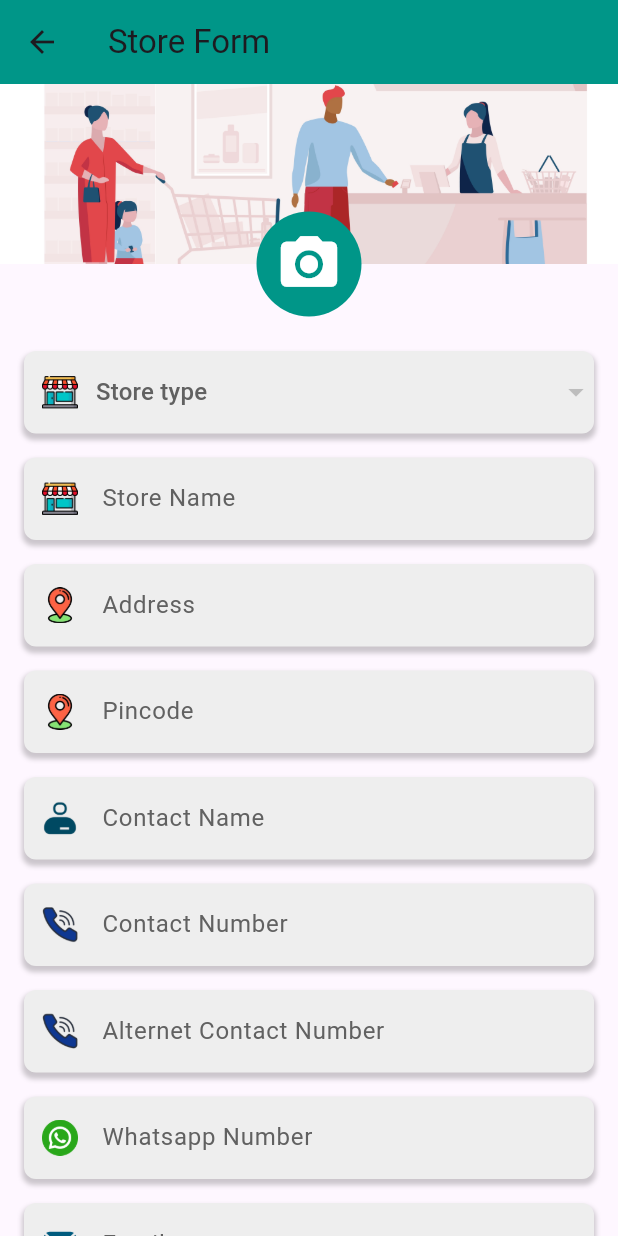
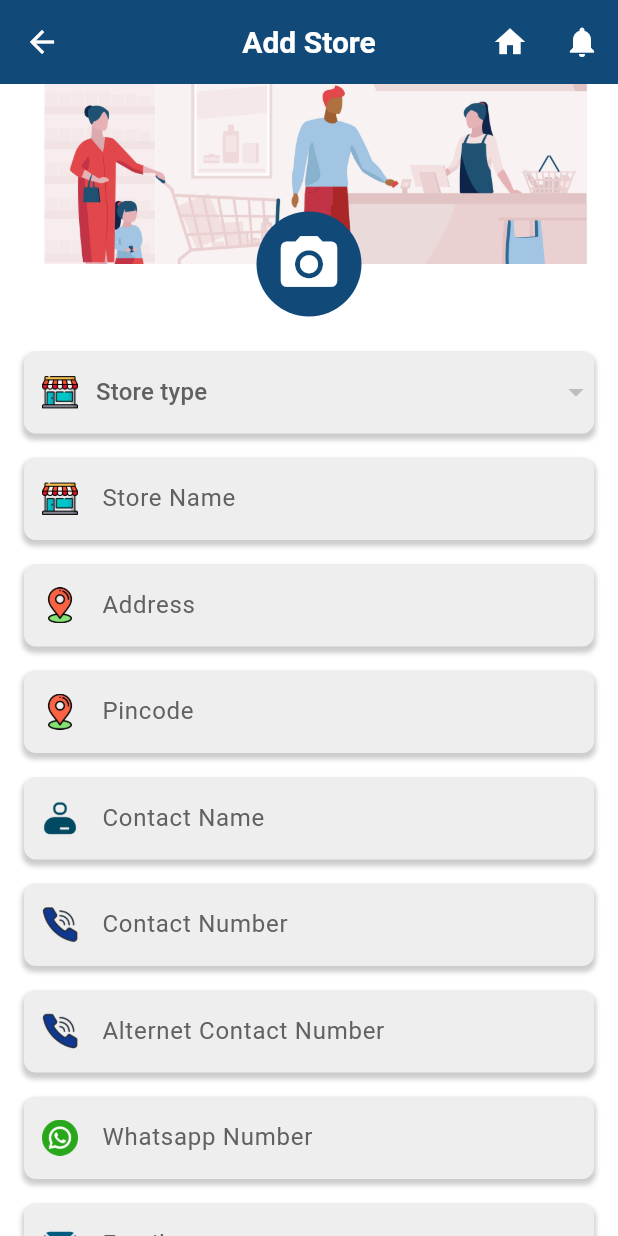
Before and after one commit to DebashisINT/ModernRetailFlutter, a Flutter app: the StoreAddScreen screen opened directly with empty values, on a phone screen of 412 x 824 dp. Run offline on Flutter 3.47's test engine with Material 3 defaults, Android fonts, the light colour scheme and no system bars; our stand-ins replace dio, floor, geocoding, geolocator, image_cropper, image_picker and 5 more; missing offline and left inert: dart:ffi; accounts and stored records are empty; generated files the repository leaves out were written again.

Commit message:
c toolbar modification in store add

```diff
--- a/lib/screens/store_add_screen.dart
+++ b/lib/screens/store_add_screen.dart
@@ -82,9 +82,40 @@ class _StoreAddScreen extends State<StoreAddScreen> {
   @override
   Widget build(BuildContext context) {
     return Scaffold(
+      backgroundColor: Colors.white, // Set the background color of the screen to white
       appBar: AppBar(
-        title: Text('Store Form'),
-        backgroundColor: Colors.teal,
+        backgroundColor: AppColor.colorToolbar, // Toolbar background color
+        foregroundColor: Colors.white, // Back button and icons color
+        centerTitle: true, // Ensures the title is centered
+        title: const Text(
+          'Add Store',
+          style: TextStyle(
+            color: Colors.white, // Title text color
+            fontSize: 20.0,
+            fontWeight: FontWeight.bold,
+          ),
+        ),
+        leading: const BackButton(), // Back button on the far left
+        actions: [
+          Row(
+            children: [
+              // Home icon
+              IconButton(
+                onPressed: () {
+                  // Action for home icon
+                },
+                icon: const Icon(Icons.home),
+              ),
+              // Notification icon
+              IconButton(
+                onPressed: () {
+                  // Action for notification icon
+                },
+                icon: const Icon(Icons.notifications),
+              ),
+            ],
+          ),
+        ],
       ),
       body: SingleChildScrollView(
         child: Column(
@@ -120,7 +151,7 @@ class _StoreAddScreen extends State<StoreAddScreen> {
                     },
                     child: CircleAvatar(
                       radius: 35,
-                      backgroundColor: Colors.teal,
+                      backgroundColor: AppColor.colorToolbar,
                       child: Icon(
                         Icons.camera_alt,
                         color: Colors.white,
```
